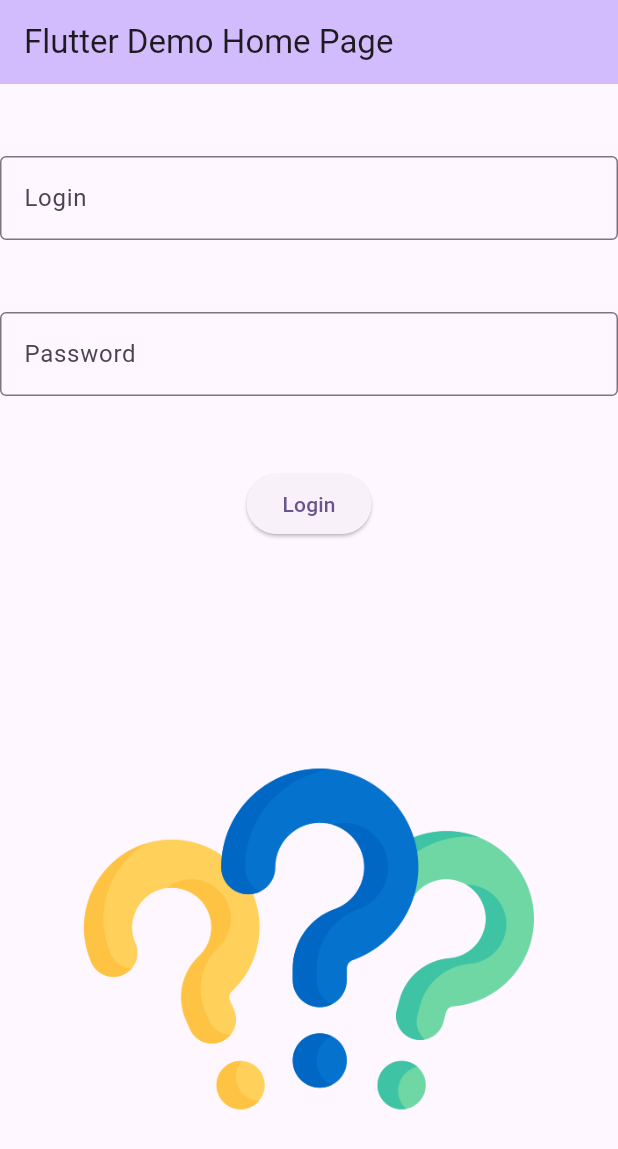
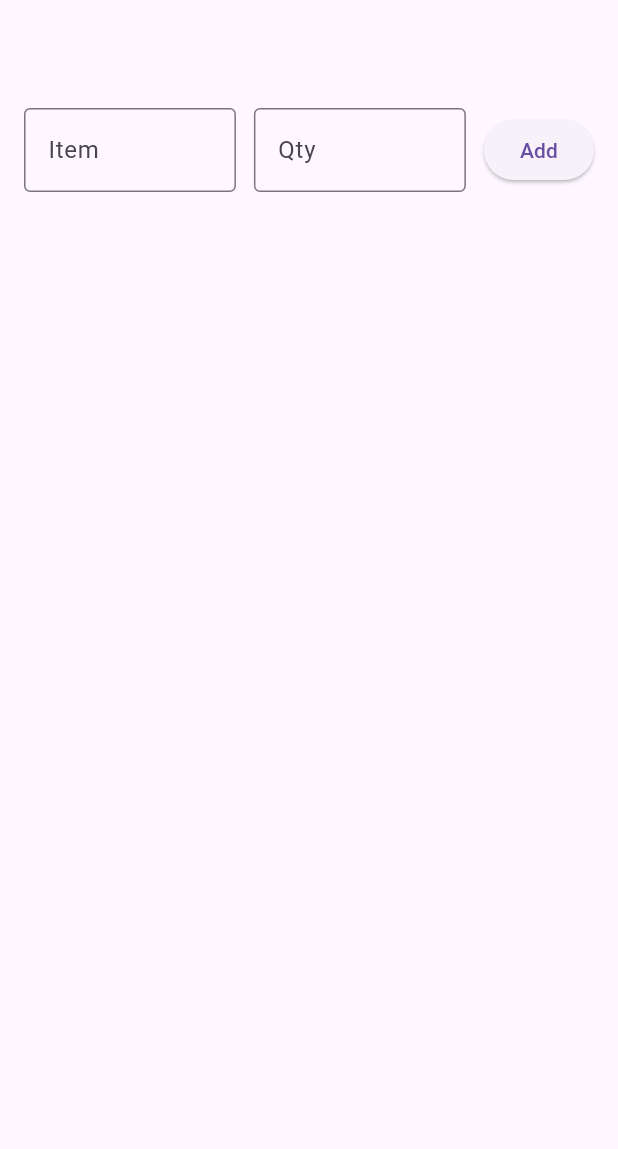
Before and after one commit to ReactionaryVenetian/my_cst2335_labs, a Flutter app: the screen it shows after launch, on a phone screen of 412 x 824 dp. Shown: the top 1149 px of the screen. Run offline on Flutter 3.47's test engine with Material 3 defaults, Android fonts, the phone set to English and light mode, and no system bars.

Commit message:
lab06 done, some parts of lab 02 inside

```diff
--- a/my_cst2335_labs/lib/main.dart
+++ b/my_cst2335_labs/lib/main.dart
@@ -1,184 +1,169 @@
 import 'package:flutter/material.dart';
-import 'package:shared_preferences/shared_preferences.dart';
-import 'profilepage.dart';// interesting, you gotta actually import it
 
-void main() {
-  runApp(const MyApp());
-}
-// Load and obtain the shared preferences for this app.
-void functionName() async {
-  final prefs = await SharedPreferences.getInstance();
-
-  // Example: Saving a value
-  prefs.setString("_controllerName", "User123");
-
-  // Example: Retrieving a value
-  String? storedLogin = prefs.getString("_controllerPass");
-  print("Stored Login: $storedLogin");
+void main() { //inits app
+  runApp(MyApp());
 }
 
 class MyApp extends StatelessWidget {
-  const MyApp({super.key});
-
-  // This widget is the root of your application.
   @override
   Widget build(BuildContext context) {
     return MaterialApp(
-      debugShowCheckedModeBanner: false,
-      title: 'Browse Categories',
       theme: ThemeData(
-        // This is the theme of your application.
-        colorScheme: ColorScheme.fromSeed(seedColor: Colors.deepPurple),
+        primarySwatch: Colors.blue,
       ),
-      home: const MyHomePage(title: 'Flutter Demo Home Page'),
+      home: ListPage(),
     );
   }
 }
-//sdfsdfs
-class MyHomePage extends StatefulWidget {
-  const MyHomePage({super.key, required this.title});
 
-  final String title;
-
+class ListPage extends StatefulWidget { //extends stateful widget, which declares
+  // ListPage as dynamic
   @override
-  State<MyHomePage> createState() => _MyHomePageState();
+  _ListPage createState() => _ListPage();
 }
 
+class _ListPage extends State<ListPage> {
+  final TextEditingController _controllerItem = TextEditingController();
+  final TextEditingController _controllerQuantity = TextEditingController();
 
-class _MyHomePageState extends State<MyHomePage> {
-  late TextEditingController _controllerName; //this is to read the login
-  late TextEditingController _controllerPass; //this is to read the password
-  // initializes the var for imagepath, starting with the question mark image
-  String _imagePath = 'assets/images/question-mark.png';
-  //lololol, I thought i had a directory error, turns out I just forgot the full
-  // dir
-  void buttonClicked(){
-    setState(() {
-      //checks password, looked up .text
-      if(_controllerPass.text =="QWERTY123"){
-        _imagePath = 'assets/images/idea.png';
-        showDialog<String>(
-        context: context,
-        builder: (BuildContext context) => AlertDialog(
-          title: const Text('Would you like to save your login and password?'),
+  // Each list entry is an item with  String(name + quantity)
+  List<Map<String, String>> _items = [];
 
-          actions: <Widget>[
-            TextButton(
-              onPressed: () {
-                // need to readup on this, apparently saved to a local file so
-                // I'll need admin permission?
-                SharedPreferences.getInstance().then((prefs) {
-                  prefs.setString("LoginName", _controllerName.text);
-                  prefs.setString("Password", _controllerPass.text);
-                });
+  void _addItem() {
 
-                Navigator.of(context).pop();
-                Navigator.push(
-                  context,
-                  MaterialPageRoute(builder: (context) => ProfilePage(loginName: _controllerName.text)),
-                );
+    final name = _controllerItem.text.trim();
+    final qty  = _controllerQuantity.text.trim();
 
-              },
-
-              child: Text("Save"),
-            ),
-
-            TextButton(
-              onPressed: () {
-                SharedPreferences.getInstance().then((prefs) {
-                 prefs.remove("LoginName"); // removes saved data
-                 prefs.remove("Password"); // removes saved data
-                });
-                Navigator.of(context).pop(); // closes box
-                Navigator.push(
-                  context,
-                  MaterialPageRoute(builder: (context) => ProfilePage(loginName: _controllerName.text)),
-                );
-              },
-
-              child: Text("Don't save"),
-            ),
-          ],
-
-        ),
-      );}
-      else{
-        _imagePath = 'assets/images/stop.png';}
-    });
-
+    if (name.isNotEmpty && qty.isNotEmpty) { //checks if input is completely empty
+      _items.add({'name': name, 'quantity': qty}); //adds item to Pagelist
+      _controllerItem.clear(); //clears input
+      _controllerQuantity.clear(); //clears input
+      setState(() {}); // tells app tp update the list
+    }
   }
 
-  var isChecked = false;
 
-  @override
-  void initState() { //similar to onloaded=
-    super.initState();
-
-    _controllerName = TextEditingController(); //making _controller
-    _controllerPass = TextEditingController();
-
-    SharedPreferences.getInstance().then((prefs) {
-      String? savedLogin = prefs.getString("LoginName"); // setString saves data
-      String? savedPass = prefs.getString("Password"); // here saved pass is
-      // assigned to the string savedPass
-
-      if (savedLogin != null && savedPass != null) { //checks if pass is saved
-        _controllerName.text = savedLogin; // populates fields
-        _controllerPass.text = savedPass; // populates fields
-
-        ScaffoldMessenger.of(context).showSnackBar( // displays allah-snackbar!
-          SnackBar(content: Text("Saved login details autocompleted")),
-        );
-      }
-    });
-
-  }
-
-  @override
-  void dispose() {
-    _controllerName.dispose();
-    _controllerPass.dispose();
-    super.dispose(); // free the memory of what was typed
-  }
 
   @override
   Widget build(BuildContext context) {
-
     return Scaffold(
       appBar: AppBar(
+      ),
 
-        backgroundColor: Theme.of(context).colorScheme.inversePrimary,
-
-        title: Text(widget.title),
-      ),
-      body: Center(
+      body: Padding(
+        padding: const EdgeInsets.all(16.0),
 
         child: Column(
+          crossAxisAlignment: CrossAxisAlignment.start,
+          children: [
 
-          mainAxisAlignment: MainAxisAlignment.spaceEvenly,
-          children: <Widget>[
-            TextField(controller: _controllerName,
-                decoration: InputDecoration(
-                    hintText:"Type here",
-                    border: OutlineInputBorder(),
-                    labelText: "Login"
-                )),
-            TextField(controller: _controllerPass,
-                decoration: InputDecoration(
-                    hintText:"Type here",
-                    border: OutlineInputBorder(),
-                    labelText: "Password"
-                )),
+            // Input Row
+            Row(
+              children: [
+                // Item Name
+                Expanded(
+                  child: TextField(
+                    controller: _controllerItem,
+                    decoration: InputDecoration(
+                      labelText: 'Item',
+                      hintText: 'Type the item here',
+                      border: OutlineInputBorder(),
+                    ),
+                  ),
+                ),
 
-            ElevatedButton( onPressed: buttonClicked, child:  Text("Login")) ,
+                SizedBox(width: 12),
+
+                // Quantity
+                Expanded(
+                  child: TextField(
+                    controller: _controllerQuantity,
+                    decoration: InputDecoration(
+                      labelText: 'Qty',
+                      hintText: 'Type the quantity here',
+                      border: OutlineInputBorder(),
+                    ),
+                    keyboardType: TextInputType.number,
+                  ),
+                ),
+
+                SizedBox(width: 12),
+
+                // Add Button
+                ElevatedButton(
+                  onPressed: _addItem,
+                  child: Text('Add'),
+                ),
+              ],
+            ),
+
             SizedBox(height: 20),
-            // sets image displayed to _imagepath, the default is the quesiton mark
-            Semantics(child: Image.asset(_imagePath, width: 300, height: 300),
-                label:"Question Mark"   ),
+
+            // List or Placeholder
+            Expanded( //lab6 begins
+              child: ListView.builder(
+                itemCount: _items.length,
+                itemBuilder: (context, index) {
+                  final item = _items[index];
+                  return GestureDetector( // the delete function, activation
+                    //when the item is long pressed below
+                    onLongPress: () => _confirmDelete(index),
+
+
+                    child: Center( // delete confirmation popup
+                      child: Container(
+                          child: Row(
+                          mainAxisSize: MainAxisSize.min,
+                          children: [ //
+                            Text(
+                              '${index + 1}. ${item['name']}',
+                              style: TextStyle(fontSize: 16),
+                            ),
+                            Text(// space at start to separate the metrics
+                              ' quantity: ${item['quantity'] ?? ''}',
+                              style: TextStyle(fontSize: 16),
+                            ),
+                          ],
+                        ),
+                      ),
+                    ),
+                  );
+                },
+              )
+            ),
           ],
         ),
       ),
-      // This trailing comma makes auto-formatting nicer for build methods.
+    );
+  }
+
+  void _confirmDelete(int index) {
+    showDialog(
+      context: context,
+      builder:(context) => AlertDialog(
+        title: Text('Delete Item?'),
+        content: Text(  //references the item in question, since the alert box
+          //can block the item and I hate that.
+          'Are you sure you want to remove "${_items[index]['name']}"?',
+        ),
+        actions: [
+          TextButton(
+            onPressed: () {
+              Navigator.of(context).pop(); // Close dialog
+            },
+            child: Text('No'),
+          ),
+          TextButton(
+            onPressed:(){
+              setState((){
+                _items.removeAt(index); // Remove item from list
+              });
+              Navigator.of(context).pop(); // Close dialog
+            },
+            child: Text('Yes'),
+          ),
+        ],
+      ),
     );
   }
 }
```
Also changed, not shown: my_cst2335_labs/lib/ProfilePage.dart (deleted, +0 -183 lines), my_cst2335_labs/lib/OtherPage.dart (deleted), 1 other file.
